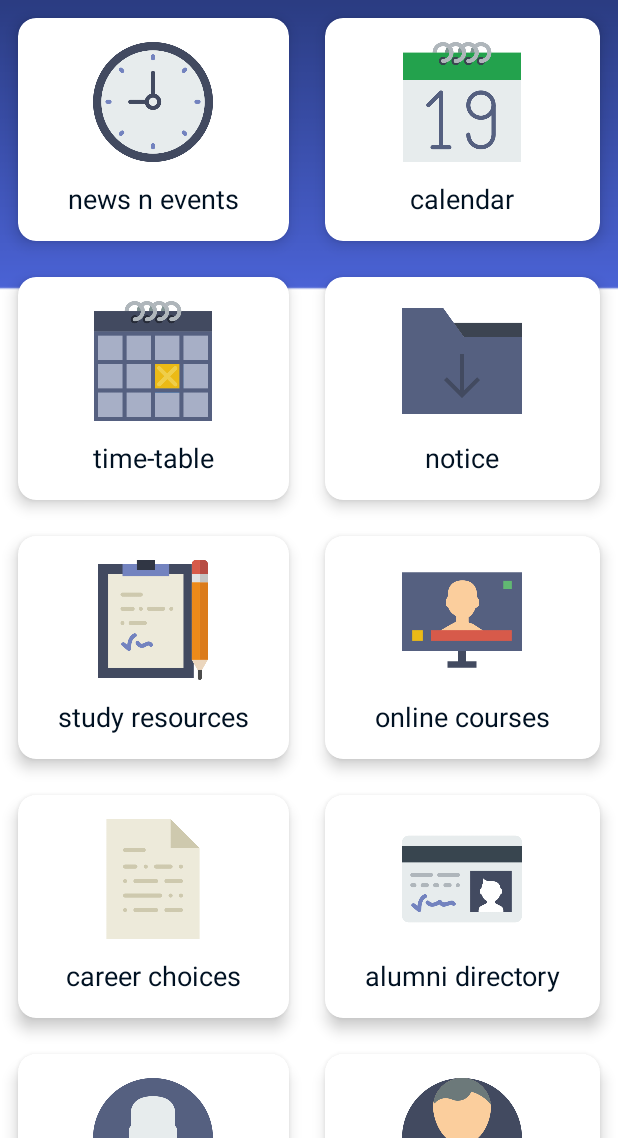
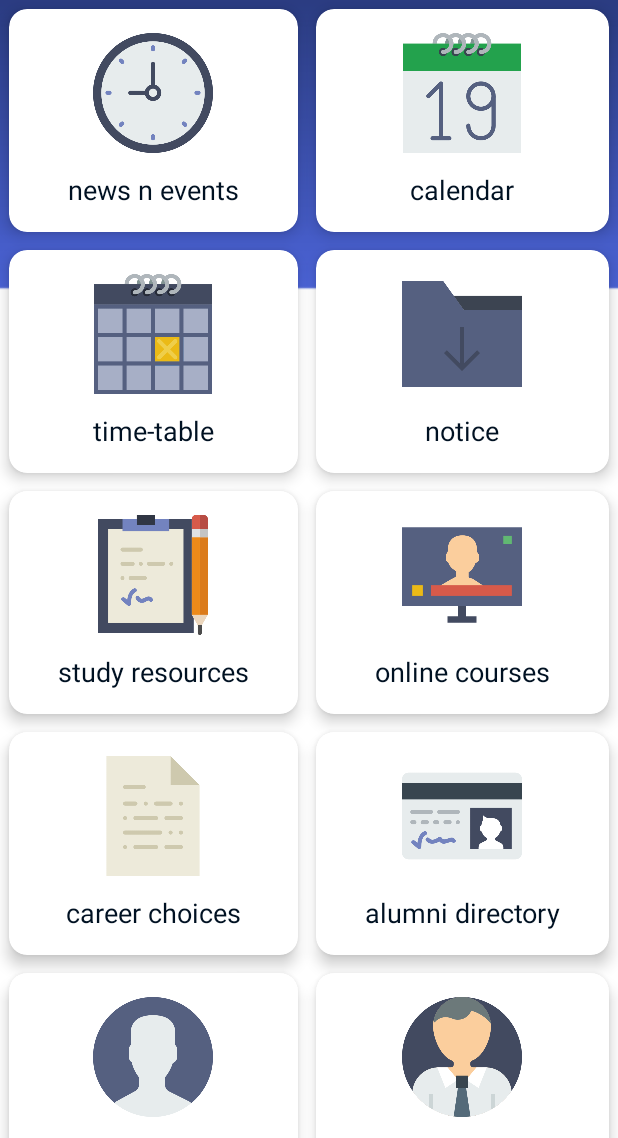
Before and after one commit to hnccbits/BIT-App, an Android app: the screen it shows after launch once a user with an empty profile is signed in (MainActivity), on a phone screen of 412 x 824 dp, the part 98-1236 px from its top. Run offline under Robolectric (Android 15) with nearby library versions, the light colour scheme and no system bars; our stand-ins replace Firebase (no records; nobody signed in at launch, a user with empty details on screens opened directly); Roboto replaces fonts that are not available here.

Commit message:
Menu Layout Configuration solved

```diff
--- a/app/src/main/res/layout/activity_menu.xml
+++ b/app/src/main/res/layout/activity_menu.xml
@@ -55,13 +55,13 @@
             android:columnOrderPreserved="false"
             >
             <androidx.cardview.widget.CardView
-                android:layout_height="10dp"
-                android:layout_width="10dp"
+                android:layout_height="wrap_content"
+                android:layout_width="wrap_content"
                 android:layout_columnWeight="1"
                 android:layout_rowWeight="1"
                 app:cardElevation="6dp"
                 app:cardCornerRadius="12dp"
-                android:layout_margin="12dp">
+                android:layout_margin="6dp">
 
                 <LinearLayout
                     android:layout_width="match_parent"
@@ -91,7 +91,7 @@
                 android:layout_rowWeight="1"
                 app:cardElevation="6dp"
                 app:cardCornerRadius="12dp"
-                android:layout_margin="12dp">
+                android:layout_margin="6dp">
 
                 <LinearLayout
                     android:layout_width="match_parent"
@@ -120,7 +120,7 @@
                 android:layout_rowWeight="1"
                 app:cardElevation="6dp"
                 app:cardCornerRadius="12dp"
-                android:layout_margin="12dp">
+                android:layout_margin="6dp">
 
                 <LinearLayout
                     android:layout_width="match_parent"
@@ -149,7 +149,7 @@
                 android:layout_rowWeight="1"
                 app:cardElevation="6dp"
                 app:cardCornerRadius="12dp"
-                android:layout_margin="12dp">
+                android:layout_margin="6dp">
 
                 <LinearLayout
                     android:layout_width="match_parent"
@@ -179,7 +179,7 @@
                 android:layout_rowWeight="1"
                 app:cardElevation="6dp"
                 app:cardCornerRadius="12dp"
-                android:layout_margin="12dp">
+                android:layout_margin="6dp">
 
                 <LinearLayout
                     android:layout_width="match_parent"
@@ -208,7 +208,7 @@
                 android:layout_rowWeight="1"
                 app:cardElevation="6dp"
                 app:cardCornerRadius="12dp"
-                android:layout_margin="12dp">
+                android:layout_margin="6dp">
 
                 <LinearLayout
                     android:layout_width="match_parent"
@@ -238,7 +238,7 @@
                 android:layout_rowWeight="1"
                 app:cardElevation="6dp"
                 app:cardCornerRadius="12dp"
-                android:layout_margin="12dp">
+                android:layout_margin="6dp">
 
                 <LinearLayout
                     android:layout_width="match_parent"
@@ -267,7 +267,7 @@
                 android:layout_rowWeight="1"
                 app:cardElevation="6dp"
                 app:cardCornerRadius="12dp"
-                android:layout_margin="12dp">
+                android:layout_margin="6dp">
 
                 <LinearLayout
                     android:layout_width="match_parent"
@@ -297,7 +297,7 @@
                 android:layout_rowWeight="1"
                 app:cardElevation="6dp"
                 app:cardCornerRadius="12dp"
-                android:layout_margin="12dp">
+                android:layout_margin="6dp">
 
                 <LinearLayout
                     android:layout_width="match_parent"
@@ -327,7 +327,7 @@
                 android:layout_rowWeight="1"
                 app:cardElevation="6dp"
                 app:cardCornerRadius="12dp"
-                android:layout_margin="12dp">
+                android:layout_margin="6dp">
 
                 <LinearLayout
                     android:layout_width="match_parent"
--- a/app/src/main/res/values/styles.xml
+++ b/app/src/main/res/values/styles.xml
@@ -7,7 +7,7 @@
         <item name="colorPrimaryDark">#202F65</item>
         <item name="colorAccent">@color/colorAccent</item>
     </style>
-    <style name="AppTheme.NoActionBar">
+    <style name="AppTheme.NoActionBar" >
         <item name="windowActionBar">false</item>
         <item name="windowNoTitle">true</item>
         <item name="android:navigationBarColor">#000000</item>
```
